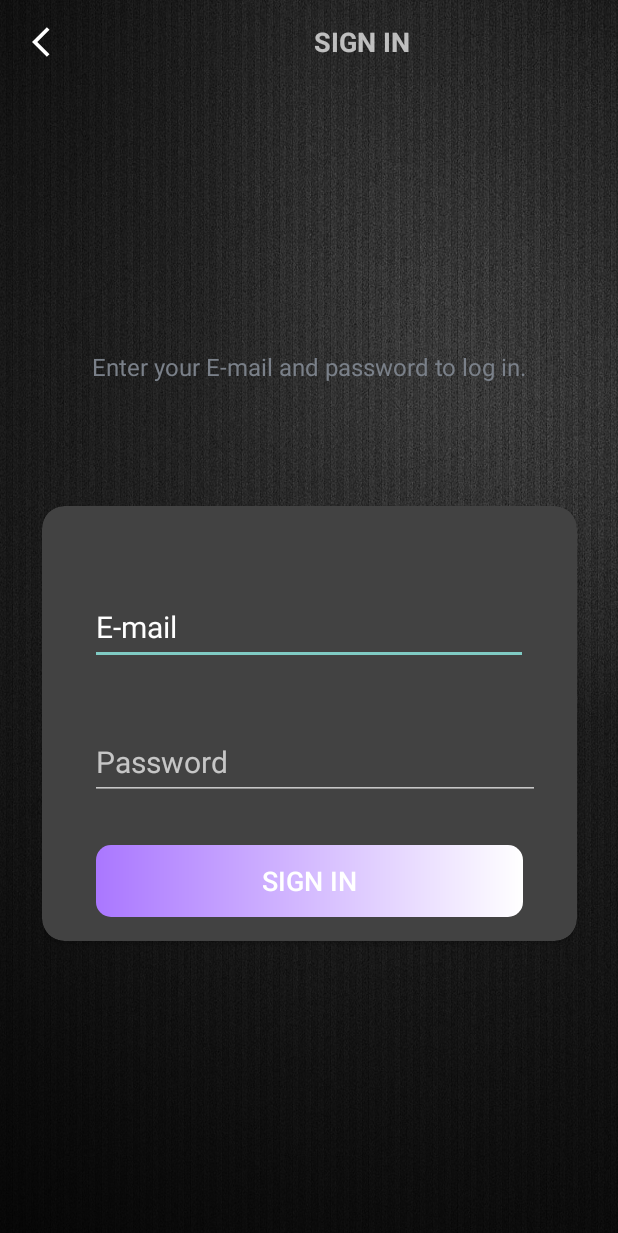
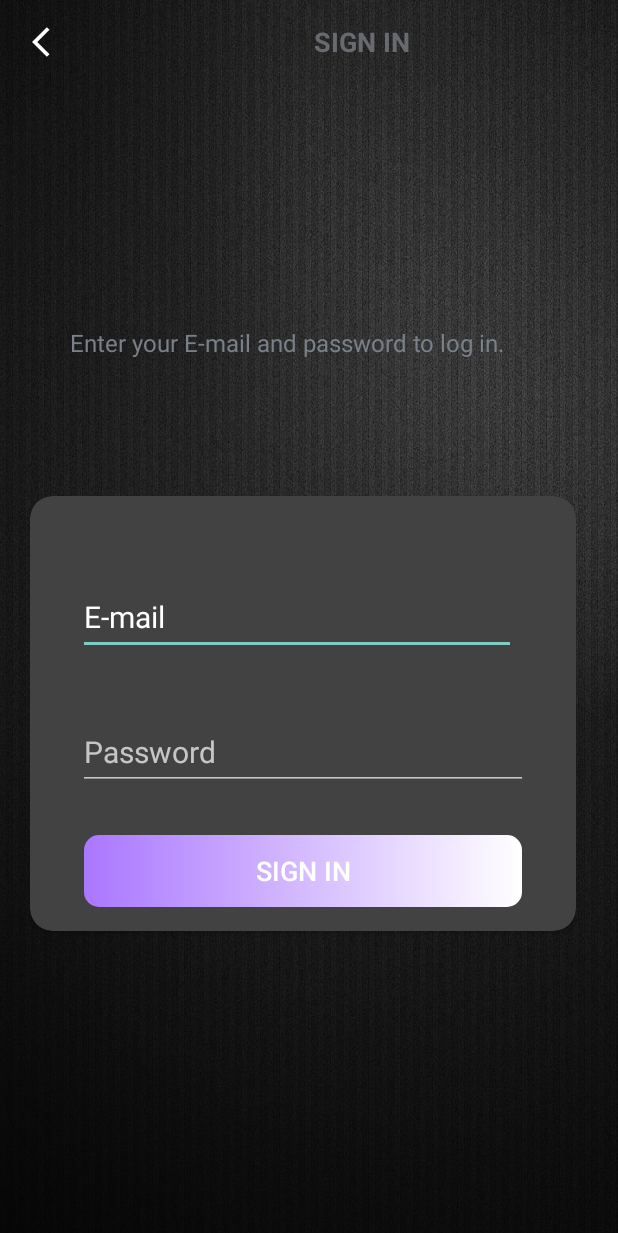
Before and after one commit to livbogdan/ExamenProject, an Android app: the SignInActivity screen opened directly, with no data from a screen before it, on a phone screen of 412 x 824 dp. Shown: the top 1233 px of the screen. Run offline under Robolectric (Android 15) with nearby library versions, the phone set to English and light mode, and no system bars.

Commit message:
Uppdate 05/04/2023
Change:
small visual changes in Sign in and up activity

```diff
--- a/app/src/main/java/com/livbogdan/examenproject/IntroActivity.kt
+++ b/app/src/main/java/com/livbogdan/examenproject/IntroActivity.kt
@@ -27,7 +27,6 @@ class IntroActivity : AppCompatActivity() {
 		val typeFace: Typeface = Typeface.createFromAsset(assets, "Haelous.ttf")
 		headerTextView.typeface = typeFace
 	}
-
 	private fun signUp() {
 
 		val btnSignUp: Button = findViewById(R.id.btn_sign_up_intro)
@@ -35,7 +34,6 @@ class IntroActivity : AppCompatActivity() {
 			startActivity(Intent(this,SignUpActivity::class.java))
 		}
 	}
-
 	private fun signIn() {
 
 		val btnSignIn: Button = findViewById(R.id.btn_sign_in_intro)
--- a/app/src/main/java/com/livbogdan/examenproject/SignInActivity.kt
+++ b/app/src/main/java/com/livbogdan/examenproject/SignInActivity.kt
@@ -29,12 +29,13 @@ class SignInActivity : AppCompatActivity() {
 		toolbar.setNavigationOnClickListener {
 			onBackPressed()
 		}
+
 	}
 
 	private fun signInButton(){
 		val btnSignIn: Button = findViewById(R.id.btn_sign_in)
 		btnSignIn.setOnClickListener {
-			startActivity(Intent(this, SignInActivity::class.java))
+			startActivity(Intent(this, IntroActivity::class.java))
 		}
 	}
 }
--- a/app/src/main/res/layout/activity_sign_in.xml
+++ b/app/src/main/res/layout/activity_sign_in.xml
@@ -15,8 +15,7 @@
         app:layout_constraintHorizontal_bias="0.444"
         app:layout_constraintStart_toStartOf="parent"
         tools:ignore="MissingConstraints"
-    tools:layout_editor_absoluteY="16dp"
-    >
+        tools:layout_editor_absoluteY="16dp">
 
         <TextView
             android:id="@+id/tv_title"
@@ -24,25 +23,26 @@
             android:layout_height="match_parent"
             android:gravity="center"
             android:text="@string/sign_in"
+            android:textColor="@color/primary_text_color"
             android:textSize="@dimen/toolbar_title_text_size"
             android:textStyle="bold" />
+
     </androidx.appcompat.widget.Toolbar>
 
     <LinearLayout
         android:id="@+id/linearLayout"
-        android:layout_width="407dp"
-        android:layout_height="612dp"
+        android:layout_width="424dp"
+        android:layout_height="451dp"
         android:layout_gravity="center"
         android:orientation="vertical"
         app:layout_constraintBottom_toBottomOf="parent"
         app:layout_constraintEnd_toEndOf="parent"
         app:layout_constraintStart_toStartOf="parent"
-        app:layout_constraintTop_toTopOf="parent"
-        app:layout_constraintVertical_bias="1.0">
+        app:layout_constraintTop_toTopOf="parent">
 
         <TextView
-            android:layout_width="match_parent"
-            android:layout_height="65dp"
+            android:layout_width="343dp"
+            android:layout_height="84dp"
             android:layout_marginStart="@dimen/authentication_screen_marginStartEnd"
             android:layout_marginEnd="@dimen/authentication_screen_marginStartEnd"
             android:gravity="center"
@@ -52,7 +52,7 @@
 
         <androidx.cardview.widget.CardView
             android:id="@+id/CardView"
-            android:layout_width="match_parent"
+            android:layout_width="wrap_content"
             android:layout_height="wrap_content"
             android:layout_marginStart="@dimen/authentication_screen_marginStartEnd"
             android:layout_marginTop="@dimen/authentication_screen_card_view_marginTop"
@@ -63,7 +63,7 @@
             <LinearLayout
                 android:id="@+id/layout"
                 android:layout_width="match_parent"
-                android:layout_height="match_parent"
+                android:layout_height="wrap_content"
                 android:orientation="vertical"
                 android:padding="@dimen/card_view_layout_content_padding">
 
@@ -90,8 +90,7 @@
                     android:ems="10"
                     android:hint="@string/password"
                     android:inputType="textPassword"
-                    android:textSize="@dimen/et_text_size"
-                    />
+                    android:textSize="@dimen/et_text_size" />
 
                 <Button
                     android:id="@+id/btn_sign_in"
@@ -108,9 +107,10 @@
                     android:text="@string/sign_in"
                     android:textColor="@android:color/white"
                     android:textSize="@dimen/btn_text_size" />
-
             </LinearLayout>
         </androidx.cardview.widget.CardView>
+
     </LinearLayout>
 
 </androidx.constraintlayout.widget.ConstraintLayout>
+    <!--Your comment-->
--- a/app/src/main/res/layout/activity_sign_up.xml
+++ b/app/src/main/res/layout/activity_sign_up.xml
@@ -64,7 +64,7 @@
             <LinearLayout
                 android:id="@+id/layout2"
                 android:layout_width="match_parent"
-                android:layout_height="match_parent"
+                android:layout_height="wrap_content"
                 android:orientation="vertical"
                 android:padding="@dimen/card_view_layout_content_padding">
 
@@ -76,7 +76,6 @@
                     android:layout_marginStart="@dimen/authentication_screen_til_marginStartEnd"
                     android:layout_marginTop="@dimen/authentication_screen_content_marginTop"
                     android:layout_marginEnd="@dimen/authentication_screen_til_marginStartEnd"
-                    android:background="@drawable/shape_button_rounded_white"
                     android:ems="10"
                     android:hint="@string/name"
                     android:inputType="textPersonName"
@@ -89,7 +88,6 @@
                     android:layout_marginStart="@dimen/authentication_screen_til_marginStartEnd"
                     android:layout_marginTop="@dimen/authentication_screen_content_marginTop"
                     android:layout_marginEnd="@dimen/authentication_screen_til_marginStartEnd"
-                    android:background="@drawable/shape_button_rounded_white"
                     android:ems="10"
                     android:hint="@string/email"
                     android:inputType="textEmailAddress"
@@ -103,7 +101,6 @@
                     android:layout_marginStart="@dimen/authentication_screen_til_marginStartEnd"
                     android:layout_marginTop="@dimen/authentication_screen_content_marginTop"
                     android:layout_marginEnd="@dimen/authentication_screen_til_marginStartEnd"
-                    android:background="@drawable/shape_button_rounded_white"
                     android:ems="10"
                     android:hint="@string/password"
                     android:inputType="textPassword"
```
Lines whose indentation alone changed are shown as unchanged.
